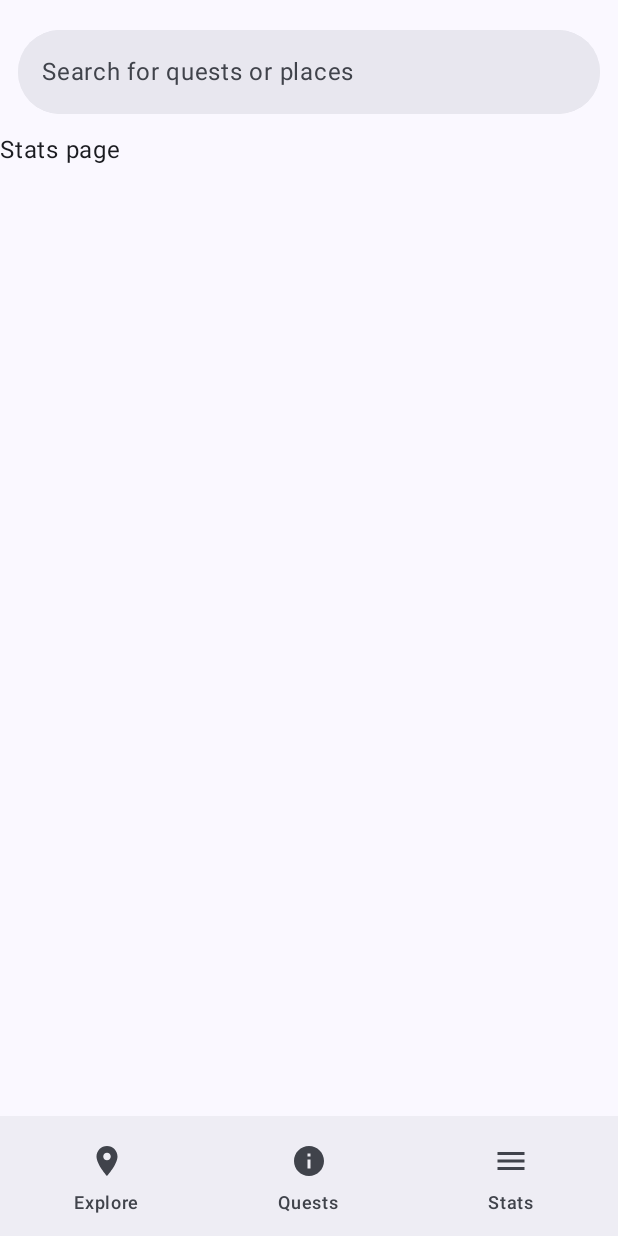
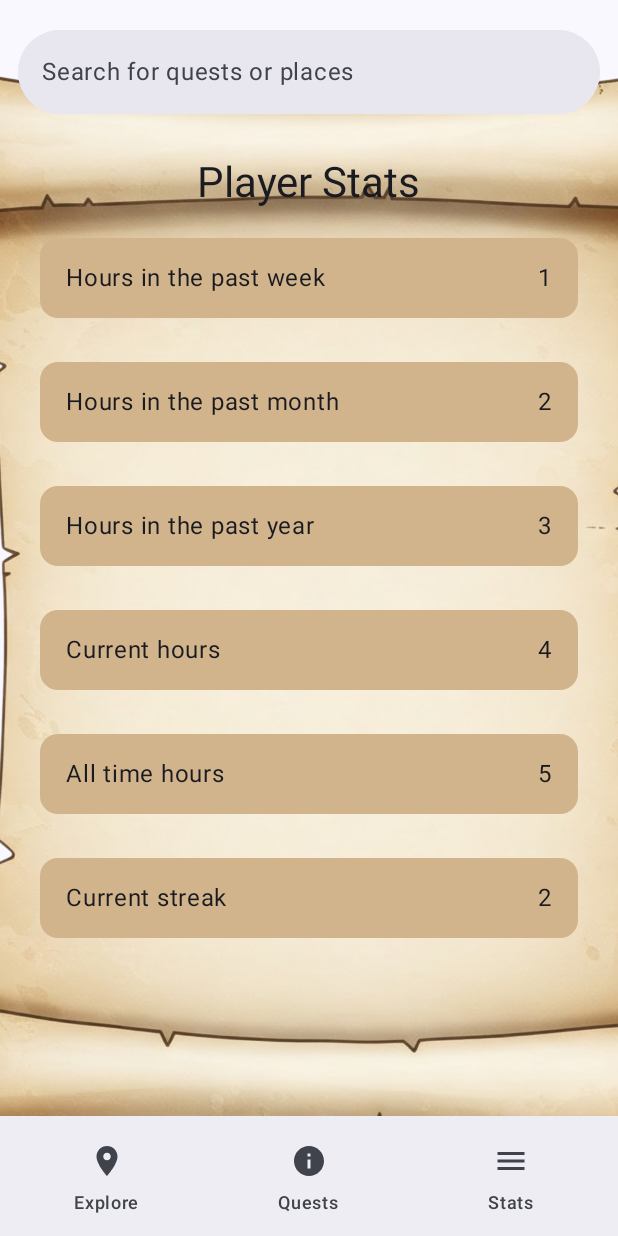
Before and after one commit to ex4dev/fetchquest, an Android app built with Jetpack Compose: the StatsPage screen opened through its navigation route, on a phone screen of 412 x 824 dp. Run offline under Robolectric (Android 15) with nearby library versions, the phone set to English and light mode, and no system bars.

Commit message:
Added parameters to Main call and added scroll + stats in statsPage

```diff
--- a/android/app/src/main/java/dev/tswanson/fetchquest/android/MainActivity.kt
+++ b/android/app/src/main/java/dev/tswanson/fetchquest/android/MainActivity.kt
@@ -96,7 +96,7 @@ fun AppNavGraph(
             QuestsPage()
         }
         composable(route = "stats") {
-            StatsPage()
+            StatsPage(1, 2, 3, 4, 5, 2)
         }
     }
 }
--- a/android/app/src/main/java/dev/tswanson/fetchquest/android/ui/StatsPage.kt
+++ b/android/app/src/main/java/dev/tswanson/fetchquest/android/ui/StatsPage.kt
@@ -1,9 +1,124 @@
 package dev.tswanson.fetchquest.android.ui
 
+import androidx.compose.foundation.Image
+import androidx.compose.foundation.layout.Arrangement
+import androidx.compose.foundation.layout.Column
+import androidx.compose.foundation.layout.Row
+import androidx.compose.foundation.layout.fillMaxHeight
+import androidx.compose.foundation.layout.fillMaxSize
+import androidx.compose.foundation.layout.fillMaxWidth
+import androidx.compose.foundation.layout.padding
+import androidx.compose.material3.Card
+import androidx.compose.material3.CardDefaults
+import androidx.compose.material3.MaterialTheme
+import androidx.compose.runtime.Composable
+import androidx.compose.ui.Alignment
+import androidx.compose.ui.Modifier
+import androidx.compose.ui.unit.dp
 import androidx.compose.material3.Text
-import androidx.compose.runtime.Composable
+import androidx.compose.ui.draw.scale
+import androidx.compose.ui.graphics.Color
+import androidx.compose.ui.res.painterResource
+import dev.tswanson.fetchquest.android.R
 
 @Composable
-fun StatsPage() {
-    Text("Stats page")
+fun StatsPage(pastWeek: Int, pastMonth: Int, pastYear: Int,
+              currentHours: Int, allTime: Int, streak: Int) {
+
+    Image(
+        painter = painterResource(id = R.drawable.scroll),
+        contentDescription = "My Image",
+        modifier = Modifier
+            .fillMaxWidth()
+            .fillMaxHeight()
+            .scale(2f)
+
+    )
+    Column (
+
+        modifier = Modifier
+            .fillMaxSize()
+            .padding(16.dp),
+        horizontalAlignment = Alignment.CenterHorizontally,
+        verticalArrangement = Arrangement.spacedBy(8.dp)
+    ) {
+
+        Text(text = "Player Stats", style = MaterialTheme.typography.headlineMedium)
+        StatItem("Hours in the past week", pastWeek)
+        StatItem("Hours in the past month", pastMonth)
+        StatItem("Hours in the past year", pastYear)
+        StatItem("Current hours", currentHours)
+        StatItem("All time hours", allTime)
+        StatItem("Current streak", streak)
+
+    }
 }
+
+@Composable
+fun StatItem(title: String, value: Int) {
+    val customColor = Color(0xFFD2B48C)
+    Row(
+        modifier = Modifier
+            .fillMaxWidth()
+            .padding(5.dp),
+        horizontalArrangement = Arrangement.SpaceBetween,
+        verticalAlignment = Alignment.CenterVertically
+    ) {
+        Card(
+            modifier = Modifier
+                .fillMaxWidth()
+                .padding(5.dp),
+            colors = CardDefaults.cardColors(containerColor = customColor)
+        ) {
+            Row(
+                modifier = Modifier
+                    .fillMaxWidth() // Fill the available width
+                    .padding(8.dp), // Padding around the row inside the card
+                horizontalArrangement = Arrangement.SpaceBetween, // Space between the text elements
+                verticalAlignment = Alignment.CenterVertically
+            ) {
+                if (title.equals("Current streak")) {
+                    if (value > 2) {
+                        val titleStreak = title + " \uD83D\uDD25"
+                        Text (
+                            text = titleStreak, modifier = Modifier
+                                .padding(9.dp),
+                            style = MaterialTheme.typography.bodyLarge
+                        )
+                        Text(
+                            text = value.toString(), modifier = Modifier
+                                .padding(9.dp),
+                            style = MaterialTheme.typography.bodyLarge
+                        )
+                    }
+                    else {
+                        Text(
+                            text = title, modifier = Modifier
+                                .padding(9.dp),
+                            style = MaterialTheme.typography.bodyLarge
+                        )
+                        Text(
+                            text = value.toString(), modifier = Modifier
+                                .padding(9.dp),
+                            style = MaterialTheme.typography.bodyLarge
+                        )
+                    }
+
+                }
+                else {
+                    Text(
+                        text = title, modifier = Modifier
+                            .padding(9.dp),
+                        style = MaterialTheme.typography.bodyLarge
+                    )
+                    Text(
+                        text = value.toString(), modifier = Modifier
+                            .padding(9.dp),
+                        style = MaterialTheme.typography.bodyLarge
+                    )
+                }
+            }
+        }
+    }
+
+}
```
Also changed, not shown: 2 other files.
